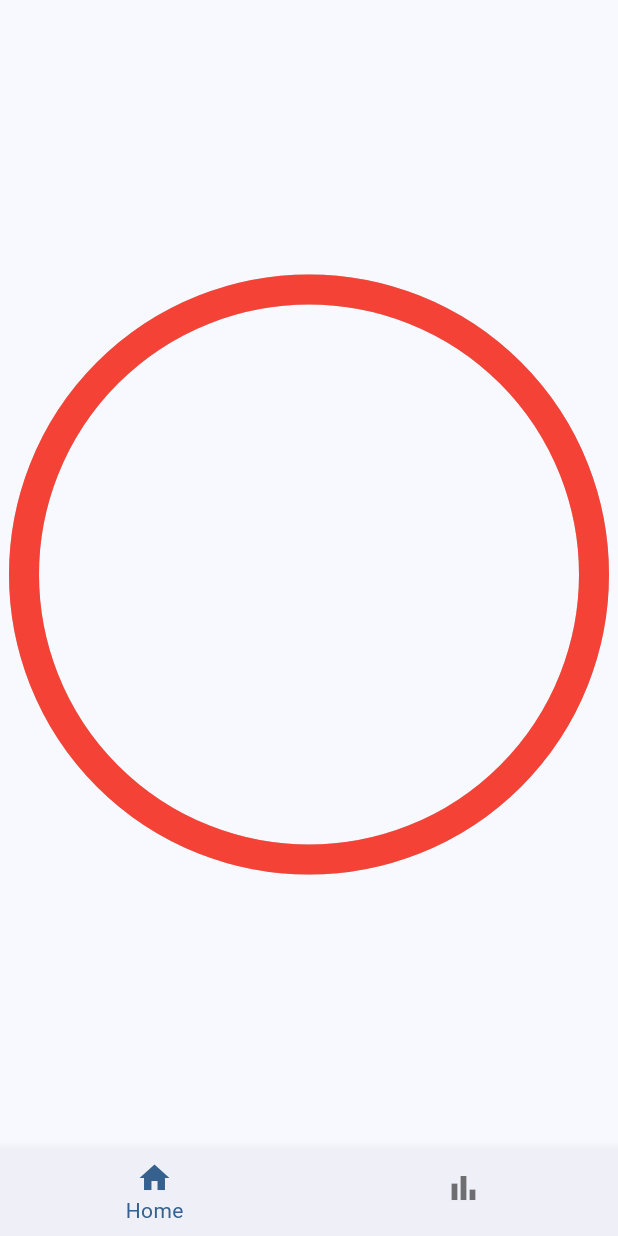
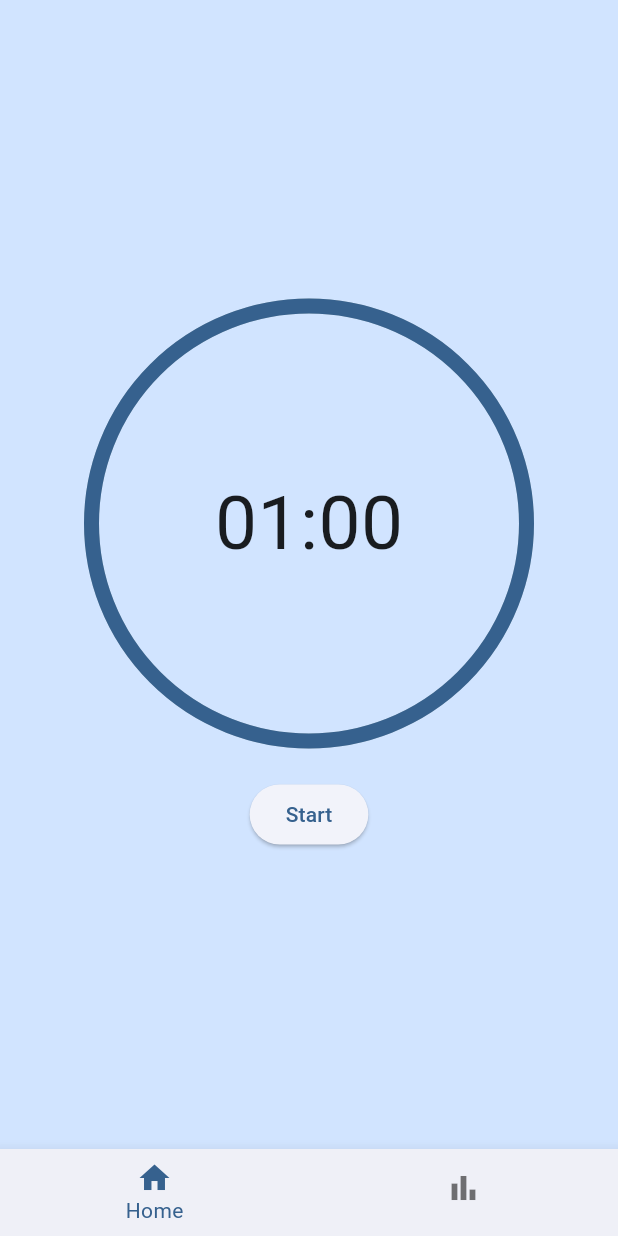
Before and after one commit to dexprexxtion/focus_io, a Flutter app: the screen it shows after launch, on a phone screen of 412 x 824 dp. Run offline on Flutter 3.47's test engine with Material 2 defaults, Android fonts, the phone set to English and light mode, and no system bars; drawn by our look-alikes of percent_indicator.

Commit message:
Timer not overflowing in any screen size. Issue fixed.

```diff
--- a/lib/main.dart
+++ b/lib/main.dart
@@ -207,13 +207,51 @@ class _FocusPageState extends State<FocusPage> {
   @override
   Widget build(BuildContext context) {
     return Scaffold(
-        body: Center(
-      child: CircularPercentIndicator(
-        radius: 200,
-        lineWidth: 20,
-        percent: _secondsRemaining / (_workTimeInMinutes * 60),
+      body: Center(
+        child: Column(
+          mainAxisAlignment: MainAxisAlignment.center,
+          children: <Widget>[
+            CircularPercentIndicator(
+              radius: 150,
+              lineWidth: 10,
+              percent: _secondsRemaining / (_workTimeInMinutes * 60),
+              center: Text(
+                _formatDuration(Duration(seconds: _secondsRemaining)),
+                style: TextStyle(fontSize: 50),
+              ),
+              progressColor: Theme.of(context).colorScheme.primary,
+            ),
+            SizedBox(height: 20),
+            Row(
+              mainAxisAlignment: MainAxisAlignment.center,
+              children: <Widget>[
+                if (!_isRunning)
+                  ElevatedButton(
+                    onPressed: startTimer,
+                    child: Text('Start'),
+                  ),
+                if (_isRunning)
+                  ElevatedButton(
+                    onPressed: stopTimer,
+                    child: Text('Stop'),
+                  ),
+                if (_isRunning && !_isPaused)
+                  ElevatedButton(
+                    onPressed: pauseTimer,
+                    child: Text('Pause'),
+                  ),
+                if (_isRunning && _isPaused)
+                  ElevatedButton(
+                    onPressed: resumeTimer,
+                    child: Text('Resume'),
+                  ),
+              ],
+            )
+          ],
+        ),
       ),
-    ));
+      backgroundColor: Theme.of(context).colorScheme.primaryContainer,
+    );
   }
 
   String _formatDuration(Duration duration) {
```
